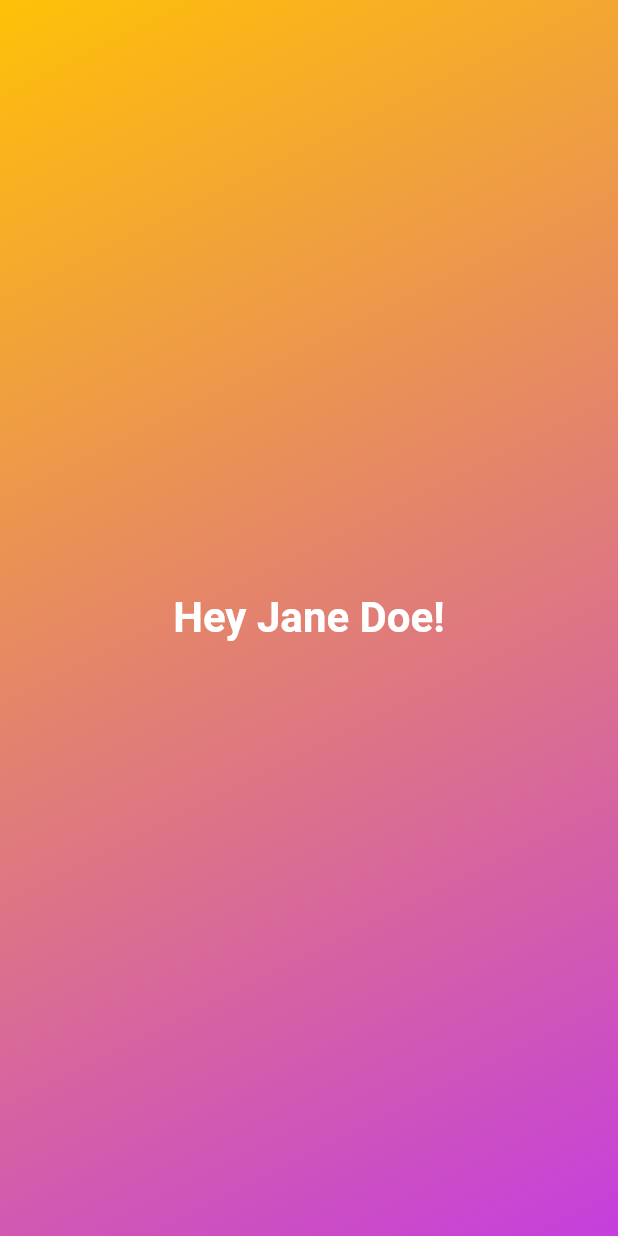
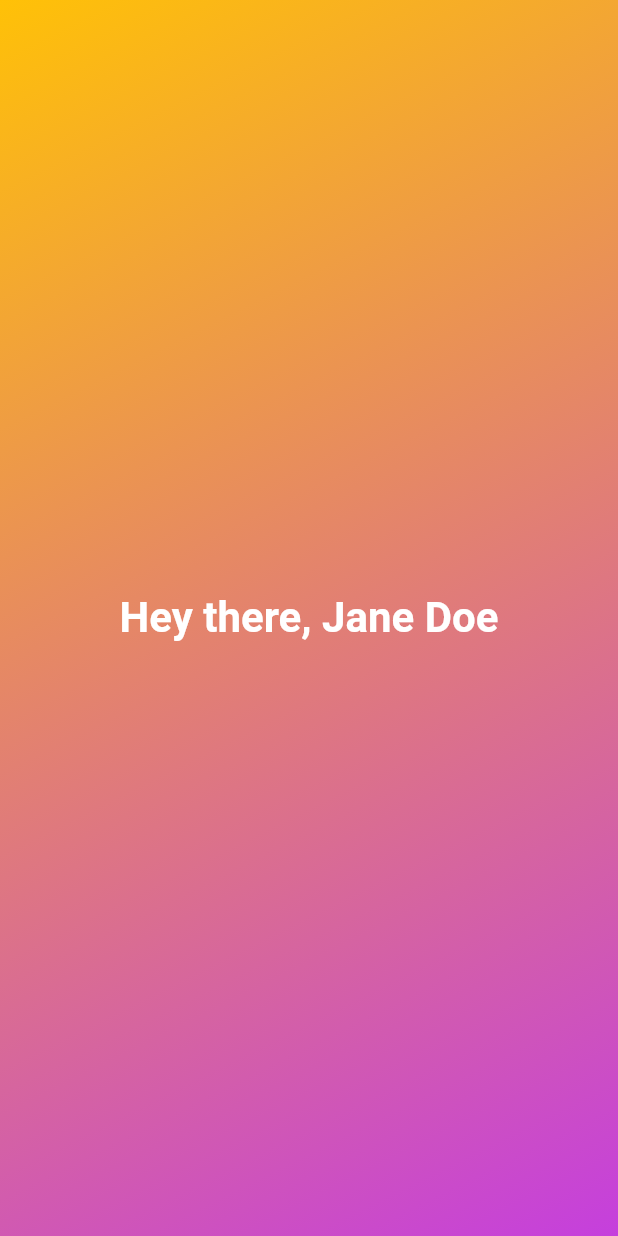
Before and after one commit to NSM722/Dice-Roller, a Flutter app: the screen it shows after launch, on a phone screen of 412 x 824 dp. Run offline on Flutter 3.47's test engine with Material 2 defaults, Android fonts, the phone set to English and light mode, and no system bars.

Commit message:
refactor: modifiers and parameters
used a positional parameter
the Styled widget is now dynamic

```diff
--- a/lib/gradient_wrapper.dart
+++ b/lib/gradient_wrapper.dart
@@ -17,7 +17,7 @@ class GradientWrapper extends StatelessWidget {
             colors: [Colors.amber, Color.fromARGB(255, 197, 63, 221)]),
       ),
       child: const Center(
-        child: StyledText(),
+        child: StyledText('Hey there, Jane Doe'),
       ),
     );
   }
--- a/lib/styled_text.dart
+++ b/lib/styled_text.dart
@@ -1,13 +1,15 @@
 import 'package:flutter/material.dart';
 
 class StyledText extends StatelessWidget {
-  const StyledText({super.key});
+  const StyledText(this.text, {super.key});
+
+  final String text;
 
   @override
   Widget build(context) {
-    return const Text(
-        style: TextStyle(
+    return Text(
+        style: const TextStyle(
             fontWeight: FontWeight.bold, fontSize: 28, color: Colors.white),
-        'Hey Jane Doe!');
+        text);
   }
 }
```
